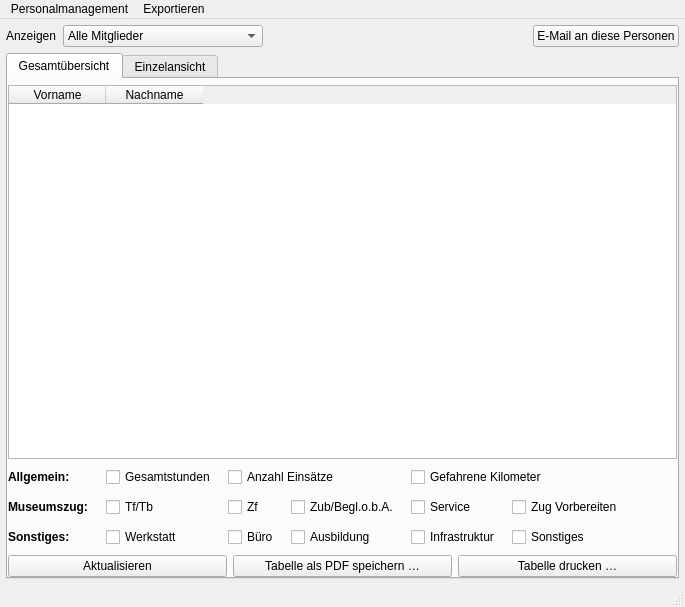
Qt form Programm/personalwindow.ui (philjosch/Einsatzplaner) before a commit.
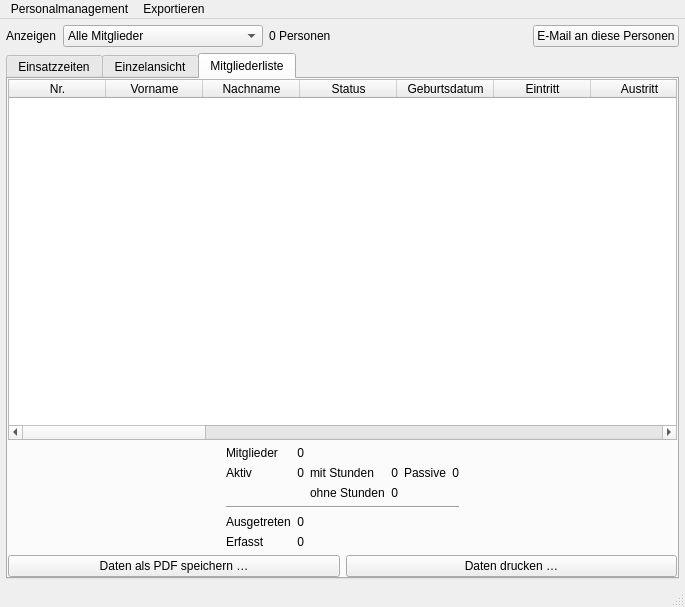
The same form after that commit. The open tabs and pages were chosen to show the change.

Diff of the .ui file:
```diff
--- a/Programm/personalwindow.ui
+++ b/Programm/personalwindow.ui
@@ -39,96 +39,6 @@
     <property name="spacing">
      <number>6</number>
     </property>
-    <item row="0" column="0">
-     <layout class="QGridLayout" name="gridLayout_3">
-      <property name="spacing">
-       <number>6</number>
-      </property>
-      <item row="0" column="1">
-       <widget class="QComboBox" name="comboAnzeige">
-        <property name="minimumSize">
-         <size>
-          <width>200</width>
-          <height>0</height>
-         </size>
-        </property>
-        <property name="currentIndex">
-         <number>0</number>
-        </property>
-        <item>
-         <property name="text">
-          <string>Alle Mitglieder</string>
-         </property>
-        </item>
-        <item>
-         <property name="text">
-          <string>Aktiv</string>
-         </property>
-        </item>
-        <item>
-         <property name="text">
-          <string>Passiv</string>
-         </property>
-        </item>
-        <item>
-         <property name="text">
-          <string>Aktiv mit Stunden</string>
-         </property>
-        </item>
-        <item>
-         <property name="text">
-          <string>Aktiv ohne Stunden</string>
-         </property>
-        </item>
-        <item>
-         <property name="text">
-          <string>Passiv mit Stunden</string>
-         </property>
-        </item>
-        <item>
-         <property name="text">
-          <string>Ausgetreten</string>
-         </property>
-        </item>
-        <item>
-         <property name="text">
-          <string>Alle</string>
-         </property>
-        </item>
-       </widget>
-      </item>
-      <item row="0" column="2">
-       <spacer name="horizontalSpacer_6">
-        <property name="orientation">
-         <enum>Qt::Horizontal</enum>
-        </property>
-        <property name="sizeHint" stdset="0">
-         <size>
-          <width>40</width>
-          <height>20</height>
-         </size>
-        </property>
-       </spacer>
-      </item>
-      <item row="0" column="3">
-       <widget class="QPushButton" name="pushEmail">
-        <property name="text">
-         <string>E-Mail an diese Personen</string>
-        </property>
-       </widget>
-      </item>
-      <item row="0" column="0">
-       <widget class="QLabel" name="label_25">
-        <property name="text">
-         <string>Anzeigen</string>
-        </property>
-        <property name="buddy">
-         <cstring>comboAnzeige</cstring>
-        </property>
-       </widget>
-      </item>
-     </layout>
-    </item>
     <item row="1" column="0">
      <widget class="QTabWidget" name="tabWidgetMain">
       <property name="enabled">
@@ -139,7 +49,7 @@
       </property>
       <widget class="QWidget" name="gesamt">
        <attribute name="title">
-        <string>Gesamtübersicht</string>
+        <string>Einsatzzeiten</string>
        </attribute>
        <layout class="QGridLayout" name="gridLayout_5">
         <property name="leftMargin">
@@ -2191,8 +2101,424 @@
         </item>
        </layout>
       </widget>
+      <widget class="QWidget" name="mitglieder">
+       <attribute name="title">
+        <string>Mitgliederliste</string>
+       </attribute>
+       <layout class="QGridLayout" name="gridLayout_17" rowstretch="1,0,0" columnstretch="1,0,0,1">
+        <property name="leftMargin">
+         <number>0</number>
+        </property>
+        <property name="topMargin">
+         <number>0</number>
+        </property>
+        <property name="rightMargin">
+         <number>0</number>
+        </property>
+        <property name="bottomMargin">
+         <number>0</number>
+        </property>
+        <property name="spacing">
+         <number>6</number>
+        </property>
+        <item row="1" column="0">
+         <spacer name="horizontalSpacer_9">
+          <property name="orientation">
+           <enum>Qt::Horizontal</enum>
+          </property>
+          <property name="sizeHint" stdset="0">
+           <size>
+            <width>40</width>
+            <height>20</height>
+           </size>
+          </property>
+         </spacer>
+        </item>
+        <item row="1" column="3">
+         <spacer name="horizontalSpacer_8">
+          <property name="orientation">
+           <enum>Qt::Horizontal</enum>
+          </property>
+          <property name="sizeHint" stdset="0">
+           <size>
+            <width>40</width>
+            <height>20</height>
+           </size>
+          </property>
+         </spacer>
+        </item>
+        <item row="0" column="0" colspan="4">
+         <widget class="QTableWidget" name="tabelleMitglieder">
+          <property name="editTriggers">
+           <set>QAbstractItemView::NoEditTriggers</set>
+          </property>
+          <property name="selectionMode">
+           <enum>QAbstractItemView::ExtendedSelection</enum>
+          </property>
+          <property name="selectionBehavior">
+           <enum>QAbstractItemView::SelectRows</enum>
+          </property>
+          <property name="sortingEnabled">
+           <bool>true</bool>
+          </property>
+          <attribute name="horizontalHeaderDefaultSectionSize">
+           <number>97</number>
+          </attribute>
+          <attribute name="horizontalHeaderShowSortIndicator" stdset="0">
+           <bool>true</bool>
+          </attribute>
+          <column>
+           <property name="text">
+            <string>Nr.</string>
+           </property>
+          </column>
+          <column>
+           <property name="text">
+            <string>Vorname</string>
+           </property>
+          </column>
+          <column>
+           <property name="text">
+            <string>Nachname</string>
+           </property>
+          </column>
+          <column>
+           <property name="text">
+            <string>Status</string>
+           </property>
+          </column>
+          <column>
+           <property name="text">
+            <string>Geburtsdatum</string>
+           </property>
+          </column>
+          <column>
+           <property name="text">
+            <string>Eintritt</string>
+           </property>
+          </column>
+          <column>
+           <property name="text">
+            <string>Austritt</string>
+           </property>
+          </column>
+          <column>
+           <property name="text">
+            <string>Beruf</string>
+           </property>
+          </column>
+          <column>
+           <property name="text">
+            <string>Straße</string>
+           </property>
+          </column>
+          <column>
+           <property name="text">
+            <string>PLZ</string>
+           </property>
+          </column>
+          <column>
+           <property name="text">
+            <string>Ort</string>
+           </property>
+          </column>
+          <column>
+           <property name="text">
+            <string>Strecke</string>
+           </property>
+          </column>
+          <column>
+           <property name="text">
+            <string>E-Mail</string>
+           </property>
+          </column>
+          <column>
+           <property name="text">
+            <string>E-Mail veröffentlichen</string>
+           </property>
+          </column>
+          <column>
+           <property name="text">
+            <string>Telefon</string>
+           </property>
+          </column>
+          <column>
+           <property name="text">
+            <string>Telefon veröffentlichen</string>
+           </property>
+          </column>
+          <column>
+           <property name="text">
+            <string>Tf-Ausbildung</string>
+           </property>
+          </column>
+          <column>
+           <property name="text">
+            <string>Zf-Ausbildung</string>
+           </property>
+          </column>
+          <column>
+           <property name="text">
+            <string>Rangierer</string>
+           </property>
+          </column>
+          <column>
+           <property name="text">
+            <string>Tauglichkeit</string>
+           </property>
+          </column>
+          <column>
+           <property name="text">
+            <string>Bemerkung</string>
+           </property>
+          </column>
+         </widget>
+        </item>
+        <item row="1" column="1" colspan="2">
+         <layout class="QGridLayout" name="gridLayout_15">
+          <item row="4" column="1">
+           <widget class="QLabel" name="labelMitgliederAnzAusgetreten">
+            <property name="text">
+             <string>0</string>
+            </property>
+            <property name="alignment">
+             <set>Qt::AlignRight|Qt::AlignTrailing|Qt::AlignVCenter</set>
+            </property>
+           </widget>
+          </item>
+          <item row="1" column="2">
+           <widget class="QLabel" name="labelMitgliederAktiveMit">
+            <property name="text">
+             <string>mit Stunden</string>
+            </property>
+           </widget>
+          </item>
+          <item row="4" column="0">
+           <widget class="QLabel" name="labelMitgliederAusgetreten">
+            <property name="text">
+             <string>Ausgetreten</string>
+            </property>
+           </widget>
+          </item>
+          <item row="1" column="5">
+           <widget class="QLabel" name="labelMitgliederAnzPassiv">
+            <property name="text">
+             <string>0</string>
+            </property>
+            <property name="alignment">
+             <set>Qt::AlignRight|Qt::AlignTrailing|Qt::AlignVCenter</set>
+            </property>
+           </widget>
+          </item>
+          <item row="1" column="0">
+           <widget class="QLabel" name="labelMitgliederAktiv">
+            <property name="text">
+             <string>Aktiv</string>
+            </property>
+           </widget>
+          </item>
+          <item row="0" column="0">
+           <widget class="QLabel" name="labelMitglieder">
+            <property name="text">
+             <string>Mitglieder</string>
+            </property>
+           </widget>
+          </item>
+          <item row="1" column="4">
+           <widget class="QLabel" name="labelMitgliederPassive">
+            <property name="text">
+             <string>Passive</string>
+            </property>
+           </widget>
+          </item>
+          <item row="0" column="1">
+           <widget class="QLabel" name="labelMitgliederAnzMitglieder">
+            <property name="text">
+             <string>0</string>
+            </property>
+            <property name="alignment">
+             <set>Qt::AlignRight|Qt::AlignTrailing|Qt::AlignVCenter</set>
+            </property>
+           </widget>
+          </item>
+          <item row="2" column="3">
+           <widget class="QLabel" name="labelMitgliederAnzAktivOhne">
+            <property name="text">
+             <string>0</string>
+            </property>
+            <property name="alignment">
+             <set>Qt::AlignRight|Qt::AlignTrailing|Qt::AlignVCenter</set>
+            </property>
+           </widget>
+          </item>
+          <item row="1" column="1">
+           <widget class="QLabel" name="labelMitgliederAnzAktiv">
+            <property name="text">
+             <string>0</string>
+            </property>
+            <property name="alignment">
+             <set>Qt::AlignRight|Qt::AlignTrailing|Qt::AlignVCenter</set>
+            </property>
+           </widget>
+          </item>
+          <item row="2" column="2">
+           <widget class="QLabel" name="labelMitgliederAktiveOhne">
+            <property name="text">
+             <string>ohne Stunden</string>
+            </property>
+           </widget>
+          </item>
+          <item row="1" column="3">
+           <widget class="QLabel" name="labelMitgliederAnzAktivMit">
+            <property name="text">
+             <string>0</string>
+            </property>
+            <property name="alignment">
+             <set>Qt::AlignRight|Qt::AlignTrailing|Qt::AlignVCenter</set>
+            </property>
+           </widget>
+          </item>
+          <item row="5" column="0">
+           <widget class="QLabel" name="labelMitgliederErfasst">
+            <property name="text">
+             <string>Erfasst</string>
+            </property>
+           </widget>
+          </item>
+          <item row="3" column="0" colspan="6">
+           <widget class="Line" name="line">
+            <property name="orientation">
+             <enum>Qt::Horizontal</enum>
+            </property>
+           </widget>
+          </item>
+          <item row="5" column="1">
+           <widget class="QLabel" name="labelMitgliederAnzErfasst">
+            <property name="text">
+             <string>0</string>
+            </property>
+            <property name="alignment">
+             <set>Qt::AlignRight|Qt::AlignTrailing|Qt::AlignVCenter</set>
+            </property>
+           </widget>
+          </item>
+         </layout>
+        </item>
+        <item row="2" column="0" colspan="2">
+         <widget class="QPushButton" name="pushMitgliederPDF">
+          <property name="text">
+           <string>Daten als PDF speichern …</string>
+          </property>
+         </widget>
+        </item>
+        <item row="2" column="2" colspan="2">
+         <widget class="QPushButton" name="pushMitgliederPrint">
+          <property name="text">
+           <string>Daten drucken …</string>
+          </property>
+         </widget>
+        </item>
+       </layout>
+      </widget>
      </widget>
     </item>
+    <item row="0" column="0">
+     <layout class="QGridLayout" name="gridLayout_3">
+      <property name="spacing">
+       <number>6</number>
+      </property>
+      <item row="0" column="3">
+       <spacer name="horizontalSpacer_6">
+        <property name="orientation">
+         <enum>Qt::Horizontal</enum>
+        </property>
+        <property name="sizeHint" stdset="0">
+         <size>
+          <width>40</width>
+          <height>20</height>
+         </size>
+        </property>
+       </spacer>
+      </item>
+      <item row="0" column="0">
+       <widget class="QLabel" name="label_25">
+        <property name="text">
+         <string>Anzeigen</string>
+        </property>
+        <property name="buddy">
+         <cstring>comboAnzeige</cstring>
+        </property>
+       </widget>
+      </item>
+      <item row="0" column="1">
+       <widget class="QComboBox" name="comboAnzeige">
+        <property name="minimumSize">
+         <size>
+          <width>200</width>
+          <height>0</height>
+         </size>
+        </property>
+        <property name="currentIndex">
+         <number>0</number>
+        </property>
+        <item>
+         <property name="text">
+          <string>Alle Mitglieder</string>
+         </property>
+        </item>
+        <item>
+         <property name="text">
+          <string>Aktiv</string>
+         </property>
+        </item>
+        <item>
+         <property name="text">
+          <string>Passiv</string>
+         </property>
+        </item>
+        <item>
+         <property name="text">
+          <string>Aktiv mit Stunden</string>
+         </property>
+        </item>
+        <item>
+         <property name="text">
+          <string>Aktiv ohne Stunden</string>
+         </property>
+        </item>
+        <item>
+         <property name="text">
+          <string>Passiv mit Stunden</string>
+         </property>
+        </item>
+        <item>
+         <property name="text">
+          <string>Ausgetreten</string>
+         </property>
+        </item>
+        <item>
+         <property name="text">
+          <string>Alle</string>
+         </property>
+        </item>
+       </widget>
+      </item>
+      <item row="0" column="4">
+       <widget class="QPushButton" name="pushEmail">
+        <property name="text">
+         <string>E-Mail an diese Personen</string>
+        </property>
+       </widget>
+      </item>
+      <item row="0" column="2">
+       <widget class="QLabel" name="labelAktuell">
+        <property name="text">
+         <string>0 Personen</string>
+        </property>
+       </widget>
+      </item>
+     </layout>
+    </item>
    </layout>
   </widget>
   <widget class="QMenuBar" name="menubar">
```
Left out of the diff: 50 changed lines with no effect on the pictures.
